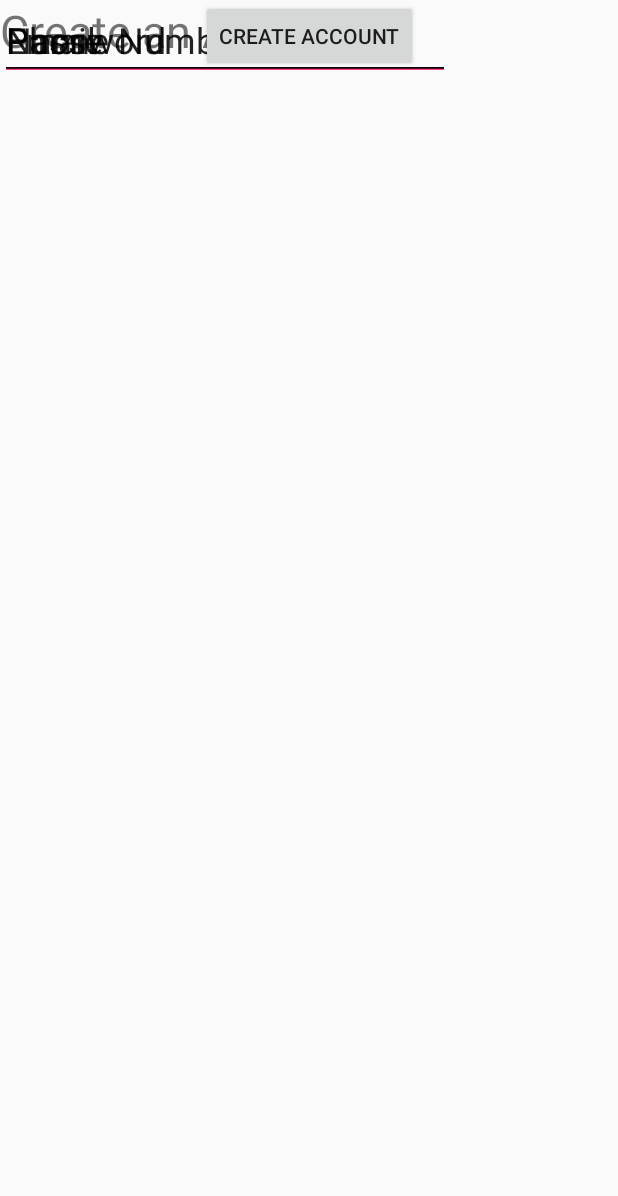
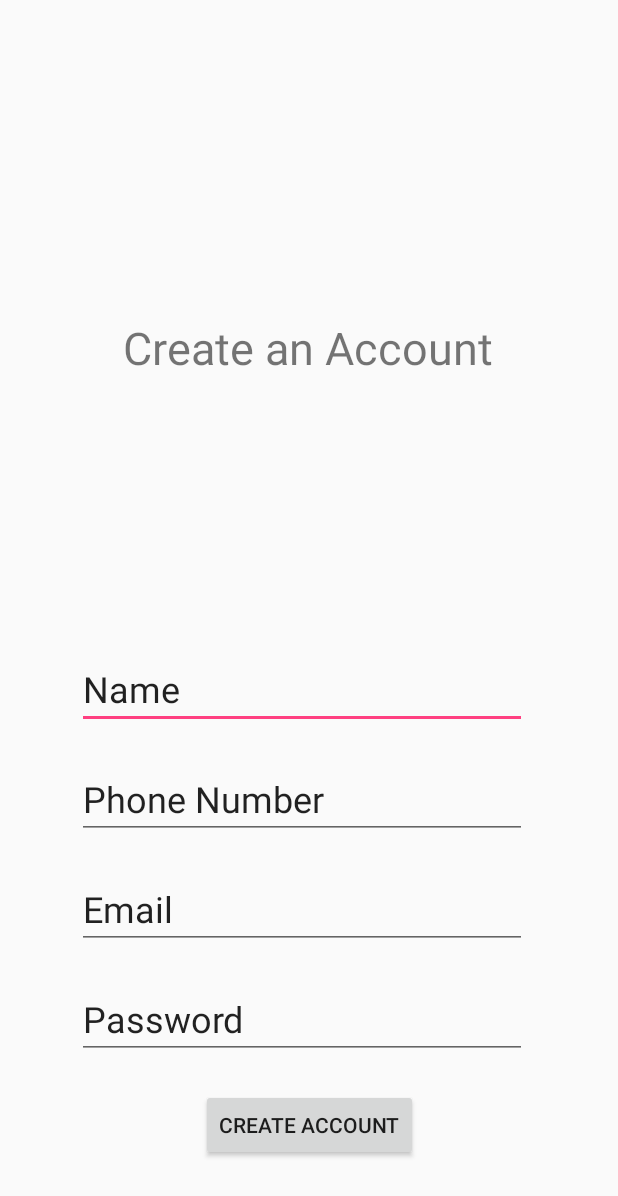
Before and after one commit to CallmeJoeBob/SafePath, an Android app: the layout activity_createaccount.xml on its own in the app's theme, with its tools: preview values and no code run, on a phone screen of 412 x 824 dp. Shown: the top 1196 px of the screen. Run offline under Robolectric (Android 15) with nearby library versions, the phone set to English and light mode, and no system bars; Roboto replaces fonts that are not available here.

Commit message:
Fixed createacct

```diff
--- a/app/src/main/java/pistolpropulsion/com/safepath/CreateAccountActivity.java
+++ b/app/src/main/java/pistolpropulsion/com/safepath/CreateAccountActivity.java
@@ -31,12 +31,10 @@ public class CreateAccountActivity extends AppCompatActivity {
     private EditText email;
     private EditText password;
     private DatabaseReference mDatabase;
-
     @Override
     protected void onCreate(Bundle savedInstanceState) {
         super.onCreate(savedInstanceState);
-        setContentView(R.layout.activity_alert);
-
+        setContentView(R.layout.activity_createaccount);
         mAuth = FirebaseAuth.getInstance();
         mDatabase = FirebaseDatabase.getInstance().getReference();
 
@@ -48,11 +46,9 @@ public class CreateAccountActivity extends AppCompatActivity {
             @Override
             public void onClick(View view) {
                 createAccount(email.getText().toString(), password.getText().toString());
-
             }
                                                 }
         );
-
     }
 
     public void onStart() {
--- a/app/src/main/res/layout/activity_createaccount.xml
+++ b/app/src/main/res/layout/activity_createaccount.xml
@@ -12,15 +12,19 @@
         android:layout_height="wrap_content"
         android:layout_marginStart="110dp"
         android:layout_marginEnd="110dp"
+        android:layout_marginBottom="50dp"
         android:text="@string/create_account"
+        app:layout_constraintBottom_toBottomOf="parent"
         app:layout_constraintEnd_toEndOf="parent"
-        app:layout_constraintStart_toStartOf="parent"
-        tools:layout_editor_absoluteY="400dp" />
+        app:layout_constraintStart_toStartOf="parent" />
 
     <EditText
         android:id="@+id/NameInput"
         android:layout_width="300dp"
         android:layout_height="wrap_content"
+        android:layout_marginStart="5dp"
+        android:layout_marginEnd="15dp"
+        android:layout_marginBottom="20dp"
         android:ems="10"
         android:fontFamily="@font/anaheim"
         android:inputType="textPersonName"
@@ -28,53 +32,72 @@
         android:textAlignment="viewStart"
         android:textAllCaps="false"
         android:textSize="24sp"
-        tools:layout_editor_absoluteX="20dp"
-        tools:layout_editor_absoluteY="100dp" />
+        app:layout_constraintBottom_toTopOf="@+id/PhoneInput"
+        app:layout_constraintEnd_toEndOf="parent"
+        app:layout_constraintStart_toStartOf="parent" />
 
     <EditText
         android:id="@+id/PhoneInput"
         android:layout_width="300dp"
         android:layout_height="wrap_content"
+        android:layout_marginStart="5dp"
+        android:layout_marginEnd="15dp"
+        android:layout_marginBottom="20dp"
         android:ems="10"
         android:fontFamily="@font/anaheim"
         android:inputType="phone"
         android:text="@string/phone"
         android:textSize="24sp"
-        tools:layout_editor_absoluteX="20dp"
-        tools:layout_editor_absoluteY="175dp" />
+        app:layout_constraintBottom_toTopOf="@+id/EmailInput"
+        app:layout_constraintEnd_toEndOf="parent"
+        app:layout_constraintStart_toStartOf="parent" />
 
     <EditText
         android:id="@+id/EmailInput"
         android:layout_width="300dp"
         android:layout_height="wrap_content"
+        android:layout_marginStart="5dp"
+        android:layout_marginEnd="15dp"
+        android:layout_marginBottom="20dp"
         android:ems="10"
         android:fontFamily="@font/anaheim"
         android:inputType="textEmailAddress"
         android:text="@string/email"
         android:textSize="24sp"
-    tools:layout_editor_absoluteX="20dp"
-    tools:layout_editor_absoluteY="250dp" />
+        app:layout_constraintBottom_toTopOf="@+id/PasswordInput"
+        app:layout_constraintEnd_toEndOf="parent"
+        app:layout_constraintStart_toStartOf="parent" />
 
     <EditText
         android:id="@+id/PasswordInput"
         android:layout_width="300dp"
         android:layout_height="wrap_content"
+        android:layout_marginStart="5dp"
+        android:layout_marginEnd="15dp"
+        android:layout_marginBottom="20dp"
         android:ems="10"
         android:fontFamily="@font/anaheim"
         android:inputType="textPassword|textVisiblePassword"
         android:text="@string/pass"
         android:textSize="24sp"
-        tools:layout_editor_absoluteX="20dp"
-        tools:layout_editor_absoluteY="325dp" />
+        app:layout_constraintBottom_toTopOf="@+id/createaccount"
+        app:layout_constraintEnd_toEndOf="parent"
+        app:layout_constraintStart_toStartOf="parent" />
 
     <TextView
         android:id="@+id/textView2"
         android:layout_width="wrap_content"
         android:layout_height="wrap_content"
+        android:layout_marginStart="8dp"
+        android:layout_marginTop="40dp"
+        android:layout_marginEnd="10dp"
+        android:layout_marginBottom="10dp"
         android:text="TextView"
         android:textSize="30sp"
-        tools:layout_editor_absoluteX="69dp"
-        tools:layout_editor_absoluteY="32dp"
+        app:layout_constraintBottom_toTopOf="@+id/NameInput"
+        app:layout_constraintEnd_toEndOf="parent"
+        app:layout_constraintStart_toStartOf="parent"
+        app:layout_constraintTop_toTopOf="parent"
         tools:text="Create an Account" />
 
 </android.support.constraint.ConstraintLayout>
```
Lines whose indentation alone changed are shown as unchanged.
